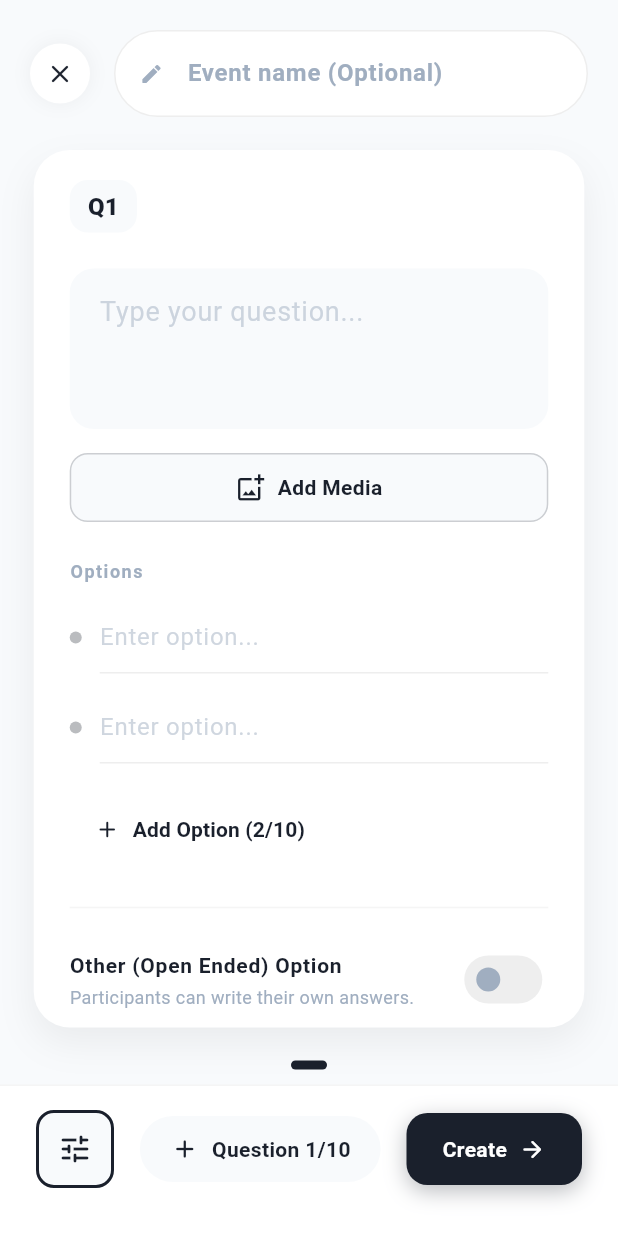
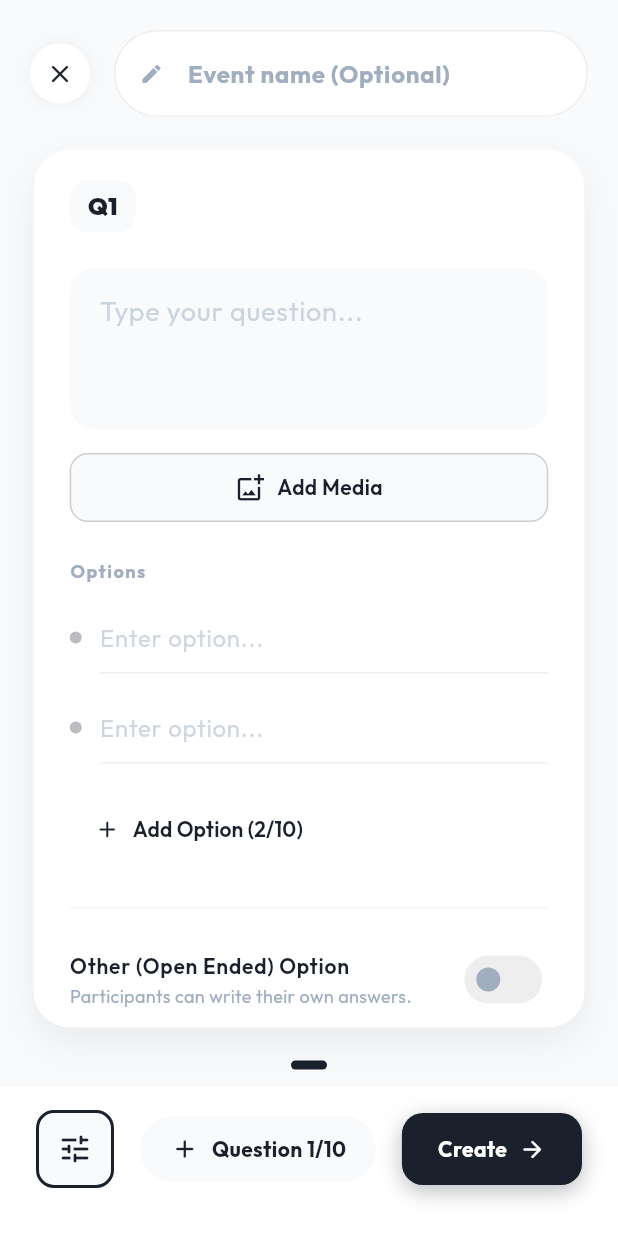
Before and after one commit to alls0/QueryCode, a Flutter app: the screen it shows once a user with an empty profile is signed in, after a tap on "Create New Question", on a phone screen of 412 x 824 dp. Run offline on Flutter 3.47's test engine with Material 3 defaults, Android fonts, the phone set to English and light mode, and no system bars; our stand-ins replace cloud_firestore, easy_localization, file_picker, firebase_auth, firebase_core, firebase_storage and 6 more; missing offline and left inert: mobile_scanner; accounts and stored records are empty.

Commit message:
Font duzenlemesi

```diff
--- a/lib/main.dart
+++ b/lib/main.dart
@@ -2,7 +2,8 @@ import 'package:flutter/material.dart';
 import 'package:firebase_core/firebase_core.dart';
 import 'firebase_options.dart';
 import 'package:flutter/foundation.dart' show kIsWeb;
-import 'package:easy_localization/easy_localization.dart'; // YENİ: Paketi import et
+import 'package:easy_localization/easy_localization.dart';
+import 'package:google_fonts/google_fonts.dart'; // Font paketi eklendi
 
 // Diğer ekranları import ediyoruz
 import 'screens/home_screen.dart';
@@ -11,14 +12,14 @@ import 'screens/web_answering_screen.dart';
 void main() async {
   WidgetsFlutterBinding.ensureInitialized();
 
-  // YENİ: Dil paketini başlat
+  // Dil paketini başlat
   await EasyLocalization.ensureInitialized();
 
   await Firebase.initializeApp(
     options: DefaultFirebaseOptions.currentPlatform,
   );
 
-  // YENİ: Uygulamayı EasyLocalization ile sarmala
+  // Uygulamayı EasyLocalization ile sarmala
   runApp(
     EasyLocalization(
       supportedLocales: const [Locale('tr'), Locale('en')],
@@ -38,50 +39,53 @@ class MyApp extends StatelessWidget {
       debugShowCheckedModeBanner: false,
       title: 'QueryCode',
 
-      // YENİ: Dil ayarlarını MaterialApp'e bildir
+      // Dil ayarlarını MaterialApp'e bildir
       localizationsDelegates: context.localizationDelegates,
       supportedLocales: context.supportedLocales,
       locale: context.locale,
 
       theme: ThemeData(
         scaffoldBackgroundColor: const Color(0xFFF4F7FB),
-        fontFamily: 'Roboto',
+
+        // --- FONT AYARLARI (OUTFIT) ---
+        // Uygulamanın tüm metin stillerini Outfit yapıyoruz
+        textTheme: GoogleFonts.outfitTextTheme(
+          Theme.of(context).textTheme,
+        ),
+
+        // Bazı widget'lar (örn. AppBar) textTheme yerine fontFamily kullanır,
+        // garanti olması için bunu da ekliyoruz.
+        fontFamily: GoogleFonts.outfit().fontFamily,
+        // -----------------------------
       ),
 
-      // Mevcut web yönlendirme mantığınızı koruyoruz
+      // Web yönlendirme mantığı
       home: _getInitialScreen(),
     );
   }
 
-  // Bu fonksiyona hiç dokunmadık, olduğu gibi çalışmaya devam ediyor
-  // Dosya: lib/main.dart
-// MEVCUT _getInitialScreen() FONKSİYONUNUN TAMAMINI DEĞİŞTİR:
-
   Widget _getInitialScreen() {
     if (kIsWeb) {
       final uri = Uri.base;
-      print('Tarayıcı URI tespit edildi: $uri');
+      // print('Tarayıcı URI tespit edildi: $uri'); // Gerekirse debug için açılabilir
 
       final path = uri.path;
-      print('Path yolu: $path');
+      // print('Path yolu: $path');
 
       // 1. ADIM: /event/ID yolu kontrol edilir
       if (path.startsWith('/event/')) {
         final eventId = path.substring('/event/'.length);
         if (eventId.isNotEmpty) {
-          print(
-              'Etkinlik ID bulundu: $eventId. WebAnsweringScreen yükleniyor.');
+          // print('Etkinlik ID bulundu: $eventId. WebAnsweringScreen yükleniyor.');
           return WebAnsweringScreen(eventId: eventId);
         }
       }
 
-      // 2. ADIM (FIX): Eğer yol /event/ID değilse (yani / ise),
-      // direkt olarak mobil uygulamanın ana ekranını (HomeScreen) yükle.
-      print(
-          'Geçerli etkinlik yolu bulunamadı. Varsayılan Ana Ekran (HomeScreen) yükleniyor.');
+      // 2. ADIM: Eğer yol /event/ID değilse, ana ekranı yükle.
       return const HomeScreen();
     }
-    // Mobil platformlar için eski mantık aynı kalır
+
+    // Mobil platformlar için
     return const HomeScreen();
   }
 }
--- a/lib/screens/home_screen.dart
+++ b/lib/screens/home_screen.dart
@@ -1,11 +1,12 @@
 import 'package:flutter/material.dart';
 import 'package:cloud_firestore/cloud_firestore.dart';
-import 'package:firebase_auth/firebase_auth.dart'; // EKLENDİ
+import 'package:firebase_auth/firebase_auth.dart';
 import 'create_question_screen.dart';
 import 'qr_scanner_screen.dart';
 import 'my_events_screen.dart';
-import 'auth_screen.dart'; // EKLENDİ
+import 'auth_screen.dart';
 import 'package:easy_localization/easy_localization.dart';
+import 'package:google_fonts/google_fonts.dart'; // EKLENDİ: Font paketi
 
 class HomeScreen extends StatelessWidget {
   const HomeScreen({super.key});
@@ -309,8 +310,7 @@ class HomeScreen extends StatelessWidget {
       );
     }
 
-    // --- GEÇMİŞ KONTROLÜ ---
-  // --- GEÇMİŞ KONTROLÜ (MODERN TASARIM) ---
+    // --- GEÇMİŞ KONTROLÜ (MODERN TASARIM) ---
     void _handleMyEventsClick(BuildContext context) {
       final user = FirebaseAuth.instance.currentUser;
 
@@ -584,14 +584,31 @@ class HomeScreen extends StatelessWidget {
               Center(
                 child: Column(
                   children: [
-                    const Text(
-                      "Query Code",
-                      style: TextStyle(
-                        fontFamily: 'Roboto',
-                        fontSize: 30,
-                        fontWeight: FontWeight.w800,
-                        color: primaryColor,
-                        letterSpacing: -1.0,
+                    // --- 1. SEÇENEK: MARKALI LOGO YAZISI ---
+                    RichText(
+                      textAlign: TextAlign.center,
+                      text: TextSpan(
+                        style: GoogleFonts.outfit(
+                          fontSize: 44,
+                          height: 1.2,
+                          letterSpacing: -1.0,
+                        ),
+                        children: [
+                          TextSpan(
+                            text: 'Query',
+                            style: TextStyle(
+                              fontWeight: FontWeight.bold, // Ekstra Kalın
+                              color: primaryColor, // Koyu Lacivert
+                            ),
+                          ),
+                          TextSpan(
+                            text: 'Code',
+                            style: TextStyle(
+                              fontWeight: FontWeight.w700, // Daha İnce
+                              color: const Color.fromARGB(255, 0, 0, 0), // Marka Mavisi
+                            ),
+                          ),
+                        ],
                       ),
                     ),
                     const SizedBox(height: 20),
@@ -618,10 +635,10 @@ class HomeScreen extends StatelessWidget {
                     Text(
                       "homeTitle".tr(),
                       textAlign: TextAlign.center,
-                      style: const TextStyle(
+                      style: GoogleFonts.outfit(
                         fontSize: 24,
                         color: primaryColor,
-                        fontWeight: FontWeight.w800,
+                        fontWeight: FontWeight.w600,
                         letterSpacing: -0.5,
                       ),
                     ),
--- a/pubspec.yaml
+++ b/pubspec.yaml
@@ -29,6 +29,7 @@ dependencies: # <--- BURASI KRİTİK: İKİ BOŞLUKLU HİZALANMALI
   # --- YENİ EKLENEN PAKETLERİN DOĞRU YERİ ---
   path_provider: ^2.1.1
   share_plus: ^7.2.1
+  google_fonts: ^6.3.2
   # ----------------------------------------
 
 dev_dependencies:
```
